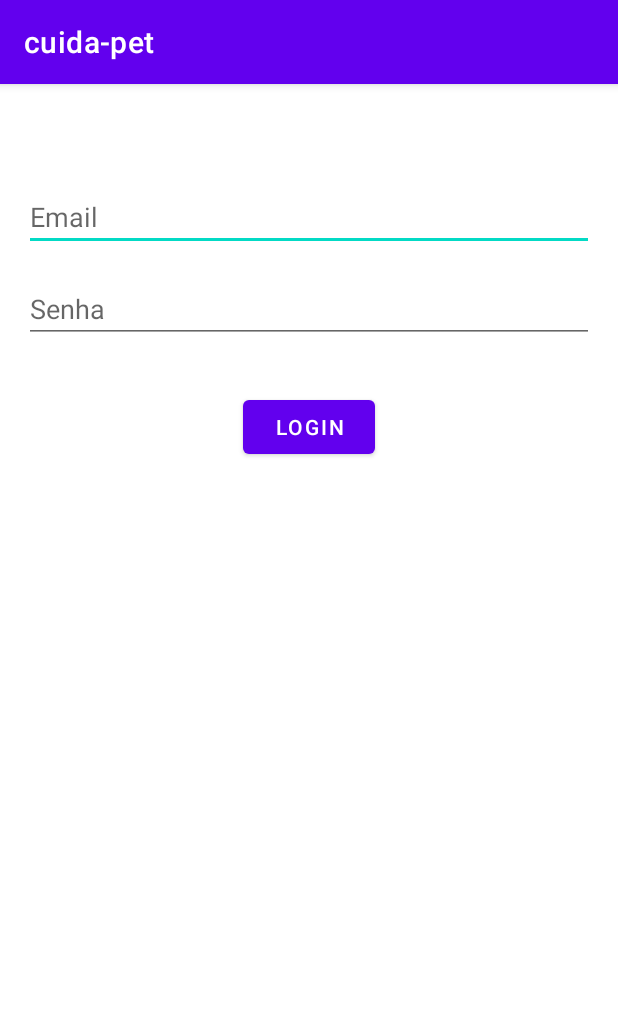
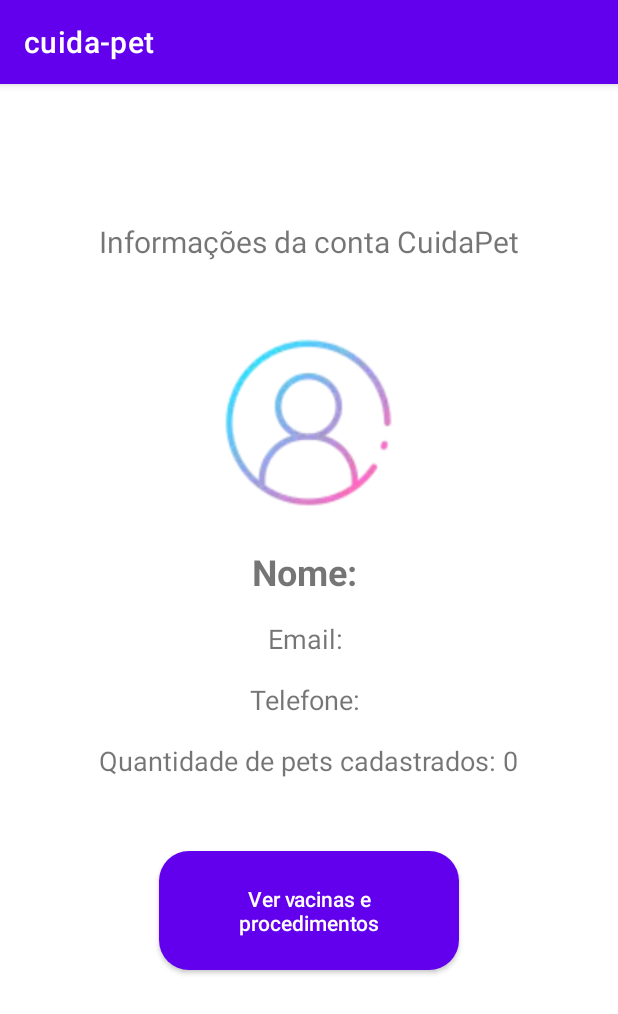
Before and after one commit to jonathanluca/projeto-integrador-4, an Android app: the LoginActivity screen opened directly, with no data from a screen before it, after a tap on "LOGIN", on a phone screen of 412 x 824 dp. Shown: the top 1014 px of the screen. Run offline under Robolectric (Android 15) with nearby library versions, the phone set to English and light mode, and no system bars.

Commit message:
Criada splash screen do app, implementados mecanismos de login e cadastro (localmente enquanto não temos o banco e servidor prontos),e tela inicial do usuário.

```diff
--- a/Cliente/cuidaPET/app/src/main/java/br/com/pucc/cuida_pet/LoginActivity.kt
+++ b/Cliente/cuidaPET/app/src/main/java/br/com/pucc/cuida_pet/LoginActivity.kt
@@ -1,21 +1,22 @@
-package br.com.pucc.cuida_pet;
+// LoginActivity.kt
+package br.com.pucc.cuida_pet
 
+import android.content.Intent
 import android.os.Bundle
 import android.widget.Button
+import androidx.appcompat.app.AppCompatActivity
 import android.widget.EditText
-import androidx.appcompat.app.AppCompatActivity
-import br.com.pucc.cuida_pet.R
-
-
-
-import android.app.Activity
-
+import android.widget.Toast
 
 class LoginActivity : AppCompatActivity() {
+
+    private lateinit var userManager: UserManager
 
     override fun onCreate(savedInstanceState: Bundle?) {
         super.onCreate(savedInstanceState)
         setContentView(R.layout.activity_login)
+
+        userManager = UserManager(this)
 
         val etEmail = findViewById<EditText>(R.id.etEmail)
         val etPassword = findViewById<EditText>(R.id.etPassword)
@@ -25,8 +26,21 @@ class LoginActivity : AppCompatActivity() {
             val email = etEmail.text.toString()
             val password = etPassword.text.toString()
 
-            // Adicione aqui a lógica para verificar o login
-            // Você pode implementar a autenticação, verificar os dados, etc.
+            if (userManager.loginUser(email, password)) {
+                startUserActivity()
+            } else {
+                showToast("Login failed. Check your credentials.")
+            }
         }
     }
+
+    private fun showToast(message: String) {
+        Toast.makeText(this, message, Toast.LENGTH_SHORT).show()
+    }
+
+    private fun startUserActivity() {
+        val intent = Intent(this, UserActivity::class.java)
+        startActivity(intent)
+        finish()
+    }
 }
--- /dev/null
+++ b/Cliente/cuidaPET/app/src/main/java/br/com/pucc/cuida_pet/UserActivity.kt
@@ -0,0 +1,41 @@
+package br.com.pucc.cuida_pet
+
+// UserActivity.kt
+
+import android.os.Bundle
+import android.widget.Button
+import android.widget.TextView
+import android.widget.Toast
+import androidx.appcompat.app.AppCompatActivity
+
+class UserActivity : AppCompatActivity() {
+
+    private lateinit var userManager: UserManager
+
+    override fun onCreate(savedInstanceState: Bundle?) {
+        super.onCreate(savedInstanceState)
+        setContentView(R.layout.activity_user)
+
+        userManager = UserManager(this)
+
+        val tvUserName: TextView = findViewById(R.id.tvUserName)
+        val tvUserEmail: TextView = findViewById(R.id.tvUserEmail)
+        val tvUserPhone: TextView = findViewById(R.id.tvUserPhone)
+        val tvPetCount: TextView = findViewById(R.id.tvPetCount)
+        val btnViewPets: Button = findViewById(R.id.btnViewPets)
+
+        tvUserName.text = "Nome: ${userManager.getUsername()}"
+        tvUserEmail.text = "Email: ${userManager.getEmail()}"
+        tvUserPhone.text = "Telefone: ${userManager.getPhone()}"
+        tvPetCount.text = "Quantidade de pets cadastrados: 0"  // Inicialmente zero
+
+        btnViewPets.setOnClickListener {
+            // Implemente a lógica para ver os pets cadastrados
+            showToast("Implemente a lógica para visualizar os pets cadastrados.")
+        }
+    }
+
+    private fun showToast(message: String) {
+        Toast.makeText(this, message, Toast.LENGTH_SHORT).show()
+    }
+}
--- /dev/null
+++ b/Cliente/cuidaPET/app/src/main/java/br/com/pucc/cuida_pet/UserManager.kt
@@ -0,0 +1,53 @@
+package br.com.pucc.cuida_pet
+
+import android.content.Context
+import android.content.SharedPreferences
+
+class UserManager(private val context: Context) {
+
+    private val sharedPreferences: SharedPreferences =
+        context.getSharedPreferences("user_prefs", Context.MODE_PRIVATE)
+
+    // Método para registrar um novo usuário
+    fun registerUser(username: String, email: String, phone: String, password: String) {
+        val editor = sharedPreferences.edit()
+        editor.putString("username", username)
+        editor.putString("email", email)
+        editor.putString("phone", phone)
+        editor.putString("password", password) // Armazenar a senha diretamente (não recomendado na prática real)
+        editor.apply()
+    }
+
+    // Método para verificar as credenciais do usuário durante o login
+    fun loginUser(email: String, password: String): Boolean {
+        val storedEmail = sharedPreferences.getString("email", "")
+        val storedPassword = sharedPreferences.getString("password", "")
+
+        return email == storedEmail && password == storedPassword
+    }
+
+    // Método para verificar se o usuário está logado
+    fun isLoggedIn(): Boolean {
+        return sharedPreferences.contains("email") && sharedPreferences.contains("password")
+    }
+
+    // Método para deslogar o usuário
+    fun logoutUser() {
+        val editor = sharedPreferences.edit()
+        editor.clear()
+        editor.apply()
+    }
+
+    // Métodos para obter informações do usuário após o login
+    fun getUsername(): String {
+        return sharedPreferences.getString("username", "") ?: ""
+    }
+
+    fun getEmail(): String {
+        return sharedPreferences.getString("email", "") ?: ""
+    }
+
+    fun getPhone(): String {
+        return sharedPreferences.getString("phone", "") ?: ""
+    }
+}
--- /dev/null
+++ b/Cliente/cuidaPET/app/src/main/res/drawable/splash_background.xml
@@ -0,0 +1,12 @@
+<layer-list xmlns:android="http://schemas.android.com/apk/res/android">
+
+    <item android:drawable="@color/colorPrimaryDark" />
+
+    <item>
+        <bitmap
+            android:gravity="center"
+            android:src="@drawable/logocuida"
+            android:tint="@color/colorAccent" />
+    </item>
+
+</layer-list>
--- a/Cliente/cuidaPET/app/src/main/res/layout/activity_main.xml
+++ b/Cliente/cuidaPET/app/src/main/res/layout/activity_main.xml
@@ -23,14 +23,16 @@
         android:text="Login"
         android:layout_below="@id/ivLogo"
         android:layout_centerHorizontal="true"
-        android:layout_marginTop="16dp"/>
+        android:layout_marginTop="120dp"
+        android:layout_width="200dp"/>
 
     <Button
         android:id="@+id/btnSignUp"
         style="@style/RoundedButton"
         android:layout_below="@id/btnLogin"
         android:layout_centerHorizontal="true"
-        android:layout_marginTop="16dp"
+        android:layout_marginTop="18dp"
+        android:layout_width="200dp"
         android:text="Cadastre-se"
         android:textColor="#F4F4F4" />
 
--- /dev/null
+++ b/Cliente/cuidaPET/app/src/main/res/layout/activity_user.xml
@@ -0,0 +1,84 @@
+<?xml version="1.0" encoding="utf-8"?>
+<RelativeLayout xmlns:android="http://schemas.android.com/apk/res/android"
+    xmlns:tools="http://schemas.android.com/tools"
+    android:layout_width="match_parent"
+    android:layout_height="match_parent"
+    android:background="@android:color/white"
+    android:padding="16dp"
+    tools:context=".UserActivity">
+
+    <TextView
+        android:id="@+id/tvAccountInfo"
+        android:layout_width="wrap_content"
+        android:layout_height="wrap_content"
+        android:layout_centerHorizontal="true"
+        android:layout_marginTop="75dp"
+        android:text="Informações da conta CuidaPet"
+        android:textSize="20sp"
+        android:layout_marginBottom="16dp"/>
+
+    <ImageView
+        android:id="@+id/ivUserLogo"
+        android:layout_width="150dp"
+        android:layout_height="150dp"
+        android:layout_below="@id/tvAccountInfo"
+        android:layout_centerHorizontal="true"
+        android:layout_marginTop="16dp"
+        android:src="@drawable/usericon"
+        android:contentDescription="User Logo"/>
+
+    <TextView
+        android:id="@+id/tvUserName"
+        android:layout_width="wrap_content"
+        android:layout_height="wrap_content"
+        android:layout_below="@id/ivUserLogo"
+        android:layout_centerHorizontal="true"
+        android:layout_marginTop="8dp"
+        android:text="Nome do Usuário"
+        android:textSize="24sp"
+        android:textStyle="bold"
+        android:layout_marginBottom="8dp"/>
+
+    <TextView
+        android:id="@+id/tvUserEmail"
+        android:layout_width="wrap_content"
+        android:layout_height="wrap_content"
+        android:layout_below="@id/tvUserName"
+        android:layout_centerHorizontal="true"
+        android:layout_marginTop="8dp"
+        android:text="email@dominio.com"
+        android:textSize="18sp"
+        android:layout_marginBottom="8dp"/>
+
+    <TextView
+        android:id="@+id/tvUserPhone"
+        android:layout_width="wrap_content"
+        android:layout_height="wrap_content"
+        android:layout_below="@id/tvUserEmail"
+        android:layout_centerHorizontal="true"
+        android:layout_marginTop="8dp"
+        android:text="(123) 456-7890"
+        android:textSize="18sp"
+        android:layout_marginBottom="8dp"/>
+
+    <TextView
+        android:id="@+id/tvPetCount"
+        android:layout_width="wrap_content"
+        android:layout_height="wrap_content"
+        android:layout_below="@id/tvUserPhone"
+        android:layout_centerHorizontal="true"
+        android:layout_marginTop="8dp"
+        android:text="Quantidade de pets cadastrados: 3"
+        android:textSize="18sp"
+        android:layout_marginBottom="32dp"/>
+
+    <Button
+        android:id="@+id/btnViewPets"
+        style="@style/RoundedButton"
+        android:text="Ver vacinas e procedimentos"
+        android:layout_below="@id/tvPetCount"
+        android:layout_centerHorizontal="true"
+        android:layout_marginTop="16dp"
+        android:layout_width="200dp"/>
+
+</RelativeLayout>
--- a/Cliente/cuidaPET/app/src/main/res/values/colors.xml
+++ b/Cliente/cuidaPET/app/src/main/res/values/colors.xml
@@ -8,4 +8,6 @@
     <color name="teal_700">#FF018786</color>
     <color name="black">#FF000000</color>
     <color name="white">#FFFFFFFF</color>
+    <color name="colorPrimaryDark">#303F9F</color>
+    <color name="colorAccent">#FF4081</color>
 </resources>
--- a/Cliente/cuidaPET/app/src/main/res/values/styles.xml
+++ b/Cliente/cuidaPET/app/src/main/res/values/styles.xml
@@ -32,5 +32,10 @@
         <item name="android:layout_marginTop">16dp</item>
     </style>
 
+    <style name="AppTheme.Splash" parent="Theme.AppCompat.Light.NoActionBar">
+        <item name="android:windowBackground">@drawable/splash_background</item>
+    </style>
+
+
 
 </resources>
```
Also changed, not shown: Cliente/cuidaPET/app/src/main/AndroidManifest.xml (+18 -2 lines), Cliente/cuidaPET/app/src/main/java/br/com/pucc/cuida_pet/CadastroActivity.kt (+24 -11 lines), Cliente/cuidaPET/app/src/main/java/br/com/pucc/cuida_pet/MainActivity.kt (+23 -9 lines), Cliente/cuidaPET/app/src/main/java/br/com/pucc/cuida_pet/SplashActivity.kt (added, +23 -0 lines), Cliente/cuidaPET/app/src/main/res/layout/activity_cadastro.xml (+8 -0 lines), Cliente/cuidaPET/app/src/main/res/layout/activity_splash.xml (added, +14 -0 lines), Cliente/cuidaPET/app/src/main/res/drawable/usericon.webp (added).
